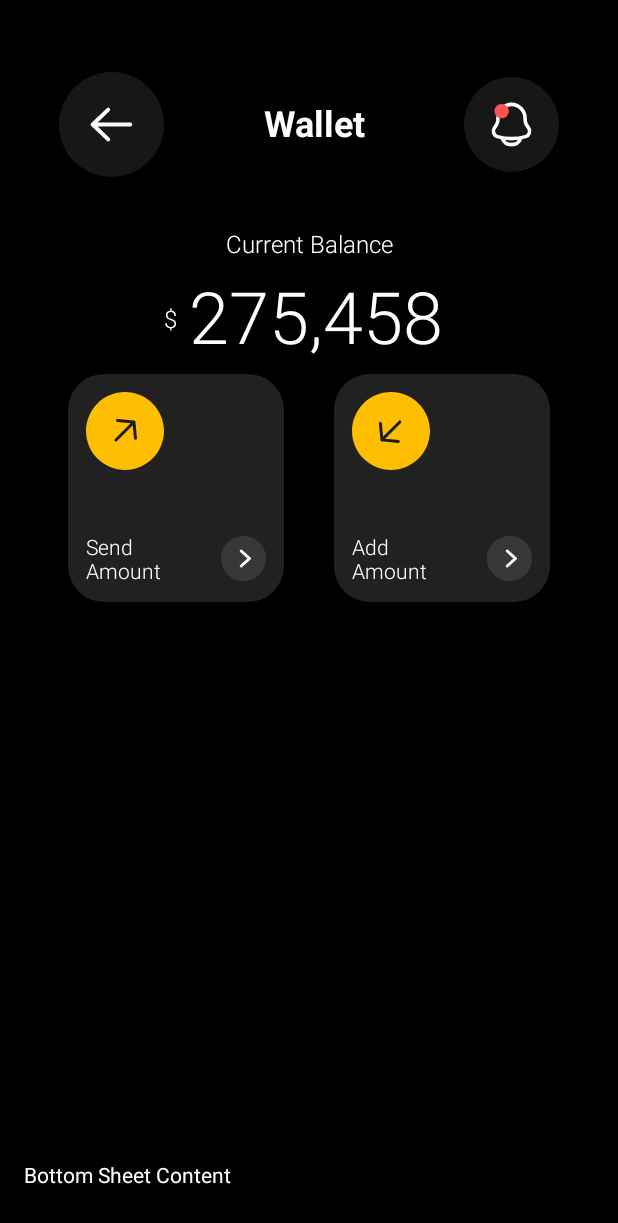
After one commit to Hari-Nikesh-R/PStocks, an Android app built with Jetpack Compose: the WalletView screen opened through its navigation route, on a phone screen of 412 x 824 dp. The commit adds this screen. Shown: the top 1223 px of the screen. Run offline under Robolectric (Android 15) with nearby library versions, the phone set to English and light mode, and no system bars; our stand-ins replace Dagger/Hilt's generated code.

Commit message:
Added walletView and routed connections

```diff
--- a/app/src/main/java/com/example/pstocks/utils/BottomNavigationGraph.kt
+++ b/app/src/main/java/com/example/pstocks/ui/base/BottomNavigationGraph.kt
@@ -1,23 +1,21 @@
-package com.example.pstocks.utils
+package com.example.pstocks.ui.base
 
-import android.annotation.SuppressLint
 import androidx.compose.foundation.background
 import androidx.compose.foundation.layout.Box
+import androidx.compose.foundation.layout.Column
 import androidx.compose.foundation.layout.RowScope
 import androidx.compose.foundation.layout.Spacer
-import androidx.compose.foundation.layout.fillMaxHeight
-import androidx.compose.foundation.layout.fillMaxSize
 import androidx.compose.foundation.layout.fillMaxWidth
 import androidx.compose.foundation.layout.height
 import androidx.compose.foundation.layout.padding
-import androidx.compose.foundation.layout.size
 import androidx.compose.foundation.layout.width
-import androidx.compose.foundation.layout.wrapContentSize
 import androidx.compose.foundation.shape.CornerSize
-import androidx.compose.foundation.shape.RoundedCornerShape
 import androidx.compose.material.BottomNavigation
 import androidx.compose.material.BottomNavigationItem
+import androidx.compose.material.BottomSheetValue
+import androidx.compose.material.Button
 import androidx.compose.material.ContentAlpha
+import androidx.compose.material.ExperimentalMaterialApi
 import androidx.compose.material.FloatingActionButton
 import androidx.compose.material.Icon
 import androidx.compose.material.LocalContentColor
@@ -25,21 +23,15 @@ import androidx.compose.material.MaterialTheme
 import androidx.compose.material.Text
 import androidx.compose.material.icons.Icons
 import androidx.compose.material.icons.filled.Add
+import androidx.compose.material.rememberBottomSheetState
 import androidx.compose.runtime.Composable
 import androidx.compose.runtime.getValue
-import androidx.compose.runtime.mutableIntStateOf
-import androidx.compose.runtime.mutableStateOf
-import androidx.compose.runtime.remember
-import androidx.compose.runtime.setValue
-import androidx.compose.ui.Alignment
 import androidx.compose.ui.Modifier
 import androidx.compose.ui.draw.clip
 import androidx.compose.ui.graphics.Color
 import androidx.compose.ui.res.painterResource
 import androidx.compose.ui.unit.dp
 import androidx.hilt.navigation.compose.hiltViewModel
-import androidx.navigation.NavController
-import androidx.navigation.NavDestination
 import androidx.navigation.NavDestination.Companion.hierarchy
 import androidx.navigation.NavGraph.Companion.findStartDestination
 import androidx.navigation.NavHostController
@@ -53,6 +45,8 @@ import com.example.pstocks.ui.market.MarketView
 import com.example.pstocks.ui.menu.MenuView
 import com.example.pstocks.ui.theme.ThemeBlack
 import com.example.pstocks.ui.theme.ThemeYellow
+import com.example.pstocks.ui.wallet.WalletView
+import com.example.pstocks.utils.Sessions
 
 @Composable
 fun BottomNavigationGraph(navController: NavHostController) {
@@ -69,8 +63,13 @@ fun BottomNavigationGraph(navController: NavHostController) {
         composable(route = BottomBarScreen.Menu.route) {
             MenuView(hiltViewModel())
         }
+        composable(route = Screen.WalletScreen.route) {
+
+            WalletView(hiltViewModel())
+        }
     }
 }
+
 
 @Composable
 fun BottomBar(navController: NavHostController) {
@@ -114,14 +113,34 @@ fun BottomBar(navController: NavHostController) {
     }
 }
 
+@OptIn(ExperimentalMaterialApi::class)
+@Composable
+fun CustomBottomBar(
+
+) {
+   val sheetState = rememberBottomSheetState(
+        initialValue = BottomSheetValue.Collapsed
+    )
+            Column(
+                modifier = Modifier
+                    .fillMaxWidth()
+                    .padding(16.dp)
+            ) {
+                Text("Bottom Sheet Content", color = Color.White)
+                Spacer(modifier = Modifier.height(16.dp))
+            }
+}
+
 @Composable
 fun CustomFloatingActionButton() {
+    if (Sessions.defaultBottomBarNeeded)
     FloatingActionButton(
         onClick = {},
         backgroundColor = ThemeYellow
     ) {
         Icon(imageVector = Icons.Default.Add, contentDescription = null,)
     }
+    else Spacer(modifier = Modifier.height(0.dp))
 }
 
 @Composable
--- /dev/null
+++ b/app/src/main/java/com/example/pstocks/ui/base/Navigation.kt
@@ -0,0 +1,22 @@
+package com.example.pstocks.ui.base
+
+import androidx.compose.animation.ExperimentalAnimationApi
+import androidx.compose.material.ExperimentalMaterialApi
+import androidx.compose.runtime.Composable
+import androidx.hilt.navigation.compose.hiltViewModel
+import androidx.navigation.NavHostController
+import androidx.navigation.compose.NavHost
+import androidx.navigation.compose.composable
+import com.example.pstocks.ui.algo.AlgoView
+import com.example.pstocks.ui.home.BottomBarScreen
+import com.example.pstocks.ui.home.HomeView
+import com.example.pstocks.ui.market.MarketView
+import com.example.pstocks.ui.menu.MenuView
+import com.example.pstocks.ui.wallet.WalletView
+
+@Composable
+fun CommonNavigation(navController: NavHostController) {
+    NavHost(navController = navController, startDestination = BottomBarScreen.Home.route) {
+
+    }
+}
--- /dev/null
+++ b/app/src/main/java/com/example/pstocks/ui/base/Screen.kt
@@ -0,0 +1,5 @@
+package com.example.pstocks.ui.base
+
+sealed class Screen(val route: String) {
+    object WalletScreen : Screen("wallet_screen")
+}
--- a/app/src/main/java/com/example/pstocks/ui/home/HomeView.kt
+++ b/app/src/main/java/com/example/pstocks/ui/home/HomeView.kt
@@ -2,6 +2,7 @@ package com.example.pstocks.ui.home
 
 import androidx.compose.foundation.Image
 import androidx.compose.foundation.background
+import androidx.compose.foundation.clickable
 import androidx.compose.foundation.layout.Arrangement
 import androidx.compose.foundation.layout.Box
 import androidx.compose.foundation.layout.Column
@@ -34,6 +35,9 @@ import androidx.compose.ui.text.style.TextAlign
 import androidx.compose.ui.tooling.preview.Preview
 import androidx.compose.ui.unit.dp
 import com.example.pstocks.R
+import com.example.pstocks.ui.base.Screen
+import com.example.pstocks.ui.wallet.WalletView
+import com.example.pstocks.utils.Sessions
 
 
 @Composable
@@ -53,12 +57,16 @@ fun HomeView(viewModel: HomeViewModel) {
                 .fillMaxWidth(1f)
                 .padding(top = 36.dp)
         ){
+
             Image(painterResource(id = R.drawable.wallet),
                 contentScale = ContentScale.Crop,
                 alignment = Alignment.Center,
                 modifier = Modifier
                     .fillMaxWidth(0.18f)
-                    .aspectRatio(1.0f, matchHeightConstraintsFirst = true),
+                    .aspectRatio(1.0f, matchHeightConstraintsFirst = true)
+                    .clickable {
+                        viewModel.navigateToOtherPages(Screen.WalletScreen.route)
+                    },
                 contentDescription = null)
             Image(painterResource(id = R.drawable.wallet),
                 contentScale = ContentScale.Crop,
--- a/app/src/main/java/com/example/pstocks/ui/home/HomeViewModel.kt
+++ b/app/src/main/java/com/example/pstocks/ui/home/HomeViewModel.kt
@@ -1,10 +1,17 @@
 package com.example.pstocks.ui.home
 
 import androidx.lifecycle.ViewModel
+import androidx.lifecycle.viewModelScope
+import com.example.pstocks.utils.Sessions
 import dagger.hilt.android.lifecycle.HiltViewModel
+import kotlinx.coroutines.launch
 import javax.inject.Inject
 
 @HiltViewModel
 class HomeViewModel @Inject constructor() : ViewModel(){
-
+     fun navigateToOtherPages(route: String) {
+         viewModelScope.launch {
+             Sessions.navigation.emit(route);
+         }
+    }
 }
--- a/app/src/main/java/com/example/pstocks/ui/home/MainView.kt
+++ b/app/src/main/java/com/example/pstocks/ui/home/MainView.kt
@@ -1,38 +1,33 @@
 package com.example.pstocks.ui.home
 
 
-import androidx.compose.foundation.background
-import androidx.compose.foundation.layout.Box
-import androidx.compose.foundation.layout.fillMaxWidth
-import androidx.compose.foundation.layout.padding
+import android.se.omapi.Session
 import androidx.compose.material.FabPosition
-import androidx.compose.material.FloatingActionButton
-import androidx.compose.material.Icon
 import androidx.compose.material.Scaffold
 import androidx.compose.material.Surface
-import androidx.compose.material.icons.Icons
-import androidx.compose.material.icons.filled.Add
 import androidx.compose.runtime.Composable
-import androidx.compose.ui.Alignment
-import androidx.compose.ui.Modifier
-import androidx.compose.ui.graphics.Color
-import androidx.compose.ui.unit.dp
-import androidx.navigation.NavController
+import androidx.compose.runtime.LaunchedEffect
 import androidx.navigation.NavHostController
 import androidx.navigation.compose.rememberNavController
-import com.example.pstocks.utils.BottomBar
-import com.example.pstocks.utils.BottomNavigationGraph
-import com.example.pstocks.utils.CustomFloatingActionButton
+import com.example.pstocks.ui.base.BottomBar
+import com.example.pstocks.ui.base.BottomNavigationGraph
+import com.example.pstocks.ui.base.CustomBottomBar
+import com.example.pstocks.ui.base.CustomFloatingActionButton
+import com.example.pstocks.utils.Sessions
+import com.example.pstocks.utils.Sessions.defaultBottomBarNeeded
 
 @Composable
 fun MainView() {
     val navController =  rememberNavController()
+    Navigation(navController = navController)
+    PopBack(navController = navController)
     Scaffold (
         floatingActionButton = { CustomFloatingActionButton() },
         floatingActionButtonPosition = FabPosition.Center,
         isFloatingActionButtonDocked = true,
         bottomBar = {
-                BottomBar(navController = navController)
+           if(defaultBottomBarNeeded)
+                BottomBar(navController = navController) else CustomBottomBar()
         }) {
         it.calculateBottomPadding()
         Surface {
@@ -41,3 +36,23 @@ fun MainView() {
     }
 
 }
+
+@Composable
+fun Navigation(navController: NavHostController) {
+    LaunchedEffect(Unit)
+    {
+        Sessions.navigation.collect { route ->
+            navController.navigate(route)
+        }
+    }
+}
+
+@Composable fun PopBack(navController: NavHostController) {
+    LaunchedEffect(Unit) {
+        Sessions.moveBack.collect { isBackAction ->
+            if (isBackAction) {
+                navController.navigateUp()
+            }
+        }
+    }
+}
--- a/app/src/main/java/com/example/pstocks/ui/main/MainActivity.kt
+++ b/app/src/main/java/com/example/pstocks/ui/main/MainActivity.kt
@@ -3,8 +3,12 @@ package com.example.pstocks.ui.main
 import android.os.Bundle
 import androidx.activity.ComponentActivity
 import androidx.activity.compose.setContent
+import androidx.compose.runtime.Composable
+import androidx.compose.runtime.LaunchedEffect
+import androidx.navigation.NavHostController
 import com.example.pstocks.ui.home.MainView
 import com.example.pstocks.ui.theme.PStocksTheme
+import com.example.pstocks.utils.Sessions
 import dagger.hilt.android.AndroidEntryPoint
 
 @AndroidEntryPoint
--- /dev/null
+++ b/app/src/main/java/com/example/pstocks/ui/wallet/WalletView.kt
@@ -0,0 +1,153 @@
+package com.example.pstocks.ui.wallet
+
+import androidx.compose.foundation.Image
+import androidx.compose.foundation.background
+import androidx.compose.foundation.clickable
+import androidx.compose.foundation.layout.Arrangement
+import androidx.compose.foundation.layout.Column
+import androidx.compose.foundation.layout.Row
+import androidx.compose.foundation.layout.Spacer
+import androidx.compose.foundation.layout.aspectRatio
+import androidx.compose.foundation.layout.fillMaxSize
+import androidx.compose.foundation.layout.fillMaxWidth
+import androidx.compose.foundation.layout.height
+import androidx.compose.foundation.layout.padding
+import androidx.compose.foundation.layout.width
+import androidx.compose.foundation.shape.RoundedCornerShape
+import androidx.compose.material.Card
+import androidx.compose.material.MaterialTheme
+import androidx.compose.material.Text
+import androidx.compose.runtime.Composable
+import androidx.compose.runtime.rememberCoroutineScope
+import androidx.compose.ui.Alignment
+import androidx.compose.ui.Modifier
+import androidx.compose.ui.graphics.Color
+import androidx.compose.ui.layout.ContentScale
+import androidx.compose.ui.res.painterResource
+import androidx.compose.ui.text.font.FontWeight
+import androidx.compose.ui.text.style.TextAlign
+import androidx.compose.ui.text.style.TextOverflow
+import androidx.compose.ui.tooling.preview.Preview
+import androidx.compose.ui.unit.dp
+import com.example.pstocks.R
+import com.example.pstocks.ui.algo.AlgoViewModel
+import com.example.pstocks.ui.base.Screen
+import com.example.pstocks.ui.theme.ThemeBlack
+import com.example.pstocks.utils.Sessions
+import kotlinx.coroutines.launch
+
+@Composable
+fun WalletView(viewModel: WalletViewModel) {
+    val scope = rememberCoroutineScope()
+    Column(
+        modifier = Modifier
+            .fillMaxSize()
+            .background(Color.Black)
+            .padding(12.dp),
+        horizontalAlignment = Alignment.CenterHorizontally
+    ) {
+        Row(
+            verticalAlignment = Alignment.CenterVertically,
+            horizontalArrangement = Arrangement.SpaceAround,
+            modifier = Modifier
+                .fillMaxWidth(1f)
+                .padding(top = 36.dp)
+        ){
+            Image(
+                painterResource(id = R.drawable.ic_back_arrow),
+                contentScale = ContentScale.Crop,
+                alignment = Alignment.Center,
+                modifier = Modifier
+                    .fillMaxWidth(0.18f)
+                    .clickable {
+                        Sessions.defaultBottomBarNeeded = true
+                        scope.launch {
+                            Sessions.moveBack.emit(true)
+                        }
+                    }
+                    .aspectRatio(1.0f, matchHeightConstraintsFirst = true),
+                contentDescription = null)
+            Text(
+                modifier = Modifier.padding(12.dp),
+                text = "Wallet",
+                fontSize = MaterialTheme.typography.h5.fontSize,
+                fontWeight = FontWeight.Bold,
+                color = Color.White,
+                textAlign = TextAlign.Center
+            )
+            Image(
+                painterResource(id = R.drawable.notification),
+                contentScale = ContentScale.Fit,
+                alignment = Alignment.Center,
+                modifier = Modifier
+                    .fillMaxWidth(0.28f)
+                    .aspectRatio(1f, matchHeightConstraintsFirst = true),
+                contentDescription = null)
+        }
+        Spacer(modifier = Modifier.height(32.dp))
+        Text(
+            modifier = Modifier.padding(4.dp),
+            text = "Current Balance",
+            fontSize = MaterialTheme.typography.subtitle1.fontSize,
+            fontWeight = FontWeight.Light,
+            color = Color.White,
+            textAlign = TextAlign.Center
+        )
+        Row(verticalAlignment = Alignment.CenterVertically) {
+            Text(
+                text = "$",
+                fontSize = MaterialTheme.typography.body1.fontSize,
+                fontWeight = FontWeight.Light,
+                color = Color.White,
+                textAlign = TextAlign.Center
+            )
+            Text(
+                modifier = Modifier.padding(8.dp),
+                text = "275,458",
+                fontSize = MaterialTheme.typography.h3.fontSize,
+                fontWeight = FontWeight.Light,
+                color = Color.White,
+                textAlign = TextAlign.Center
+            )
+        }
+        Row (modifier = Modifier.fillMaxWidth(2f), horizontalArrangement = Arrangement.SpaceEvenly) {
+            AmountCardView("Send Amount", R.drawable.ic_wallet_sendmoney_arrow)
+            AmountCardView("Add Amount", R.drawable.ic_wallet_addmoney_arrow)
+        }
+    }
+}
+
+
+@Composable
+fun AmountCardView(message: String, logo: Int) {
+    Card(backgroundColor = ThemeBlack, elevation = 12.dp, shape = RoundedCornerShape(24.dp)) {
+        Column(
+            modifier = Modifier
+                .padding(12.dp)
+        ) {
+            Image(
+                painter = painterResource(id = logo),
+                contentDescription = null
+            )
+            Spacer(modifier = Modifier.height(44.dp))
+            Row(
+                modifier = Modifier.width(120.dp),
+                horizontalArrangement = Arrangement.SpaceBetween
+            ) {
+                Text(
+                    modifier = Modifier.fillMaxWidth(0.5f),
+                    text = message,
+                    overflow = TextOverflow.Visible,
+                    fontSize = MaterialTheme.typography.body2.fontSize,
+                    fontWeight = FontWeight.Light,
+                    color = Color.White,
+                    textAlign = TextAlign.Start
+                )
+                Image(
+                    painter = painterResource(id = R.drawable.ic_wallet_proceed),
+                    contentDescription = null
+                )
+            }
+        }
+    }
+}
--- /dev/null
+++ b/app/src/main/java/com/example/pstocks/ui/wallet/WalletViewModel.kt
@@ -0,0 +1,13 @@
+package com.example.pstocks.ui.wallet
+
+import androidx.lifecycle.ViewModel
+import com.example.pstocks.utils.Sessions
+import dagger.hilt.android.lifecycle.HiltViewModel
+import javax.inject.Inject
+
+@HiltViewModel
+class WalletViewModel @Inject constructor() : ViewModel() {
+init {
+    Sessions.defaultBottomBarNeeded = false
+}
+}
--- a/app/src/main/java/com/example/pstocks/utils/Sessions.kt
+++ b/app/src/main/java/com/example/pstocks/utils/Sessions.kt
@@ -1,8 +1,14 @@
 package com.example.pstocks.utils
 
+import androidx.compose.runtime.getValue
+import androidx.compose.runtime.mutableStateOf
+import androidx.compose.runtime.setValue
 import kotlinx.coroutines.flow.MutableSharedFlow
 
 object Sessions {
     var navigation = MutableSharedFlow<String>(0)
+    var moveBack = MutableSharedFlow<Boolean>()
     var stringEvent = MutableSharedFlow<String?>()
+    var defaultBottomBarNeeded by mutableStateOf(true)
+
 }
--- /dev/null
+++ b/app/src/main/res/drawable/ic_back_arrow.xml
@@ -0,0 +1,17 @@
+<vector xmlns:android="http://schemas.android.com/apk/res/android"
+    android:width="53dp"
+    android:height="53dp"
+    android:viewportWidth="53"
+    android:viewportHeight="53">
+  <path
+      android:pathData="M26.5,26.5m-26.5,0a26.5,26.5 0,1 1,53 0a26.5,26.5 0,1 1,-53 0"
+      android:fillColor="#ffffff"
+      android:fillAlpha="0.09"/>
+  <path
+      android:pathData="M24.851,19L17,26.473M17,26.473L24.851,34M17,26.473L36,26.473"
+      android:strokeLineJoin="round"
+      android:strokeWidth="2"
+      android:fillColor="#00000000"
+      android:strokeColor="#ffffff"
+      android:strokeLineCap="round"/>
+</vector>
--- /dev/null
+++ b/app/src/main/res/drawable/ic_wallet_addmoney_arrow.xml
@@ -0,0 +1,16 @@
+<vector xmlns:android="http://schemas.android.com/apk/res/android"
+    android:width="52dp"
+    android:height="52dp"
+    android:viewportWidth="52"
+    android:viewportHeight="52">
+  <path
+      android:pathData="M26,26m-26,0a26,26 0,1 1,52 0a26,26 0,1 1,-52 0"
+      android:fillColor="#FFBF00"/>
+  <path
+      android:pathData="M18.942,21.017L19.958,31.916M19.958,31.916L30.9,32.975M19.958,31.916L31.916,19.958"
+      android:strokeLineJoin="round"
+      android:strokeWidth="2"
+      android:fillColor="#00000000"
+      android:strokeColor="#1C1C1C"
+      android:strokeLineCap="round"/>
+</vector>
--- /dev/null
+++ b/app/src/main/res/drawable/ic_wallet_proceed.xml
@@ -0,0 +1,17 @@
+<vector xmlns:android="http://schemas.android.com/apk/res/android"
+    android:width="30dp"
+    android:height="30dp"
+    android:viewportWidth="30"
+    android:viewportHeight="30">
+  <path
+      android:pathData="M15,15m-15,0a15,15 0,1 1,30 0a15,15 0,1 1,-30 0"
+      android:fillColor="#ffffff"
+      android:fillAlpha="0.1"/>
+  <path
+      android:pathData="M13.5,20L19,15L13.5,10"
+      android:strokeLineJoin="round"
+      android:strokeWidth="2"
+      android:fillColor="#00000000"
+      android:strokeColor="#ffffff"
+      android:strokeLineCap="round"/>
+</vector>
--- /dev/null
+++ b/app/src/main/res/drawable/ic_wallet_sendmoney_arrow.xml
@@ -0,0 +1,16 @@
+<vector xmlns:android="http://schemas.android.com/apk/res/android"
+    android:width="52dp"
+    android:height="52dp"
+    android:viewportWidth="52"
+    android:viewportHeight="52">
+  <path
+      android:pathData="M26,26m-26,0a26,26 0,1 1,52 0a26,26 0,1 1,-52 0"
+      android:fillColor="#FFBF00"/>
+  <path
+      android:pathData="M32.975,30.9L31.959,20.001M31.959,20.001L21.017,18.942M31.959,20.001L20.001,31.959"
+      android:strokeLineJoin="round"
+      android:strokeWidth="2"
+      android:fillColor="#00000000"
+      android:strokeColor="#1C1C1C"
+      android:strokeLineCap="round"/>
+</vector>
```
